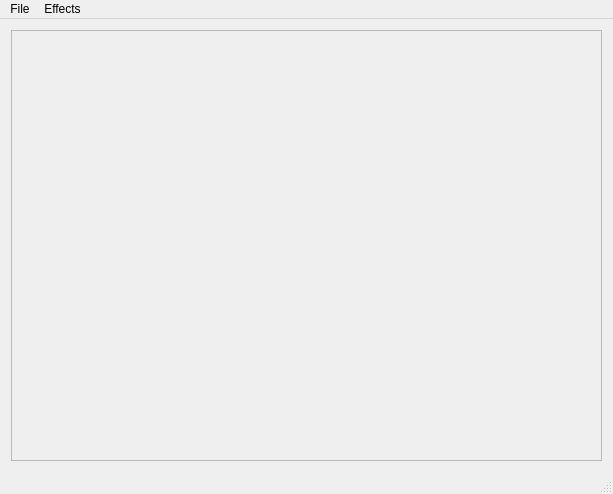
xzatkalik/zadanie, file MyPainter/mypainter.ui: the form before one commit.
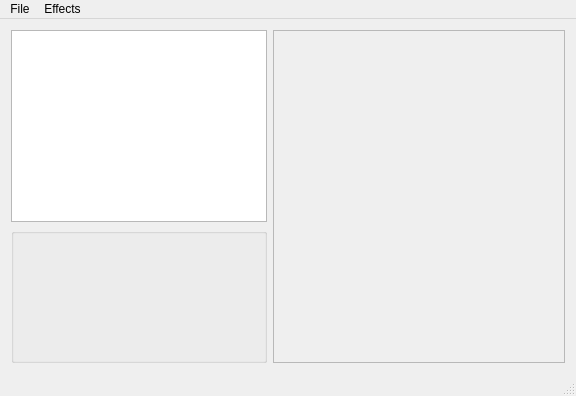
The form after the commit.

```diff
--- a/MyPainter/mypainter.ui
+++ b/MyPainter/mypainter.ui
@@ -6,15 +6,48 @@
    <rect>
     <x>0</x>
     <y>0</y>
-    <width>613</width>
-    <height>494</height>
+    <width>576</width>
+    <height>396</height>
    </rect>
   </property>
   <property name="windowTitle">
    <string>MyPainter</string>
   </property>
   <widget class="QWidget" name="centralWidget">
-   <layout class="QVBoxLayout" name="verticalLayout">
+   <layout class="QHBoxLayout" name="horizontalLayout_2">
+    <item>
+     <layout class="QVBoxLayout" name="verticalLayout_3">
+      <property name="spacing">
+       <number>6</number>
+      </property>
+      <property name="sizeConstraint">
+       <enum>QLayout::SetMinimumSize</enum>
+      </property>
+      <item>
+       <widget class="QListWidget" name="listWidget">
+        <property name="sizePolicy">
+         <sizepolicy hsizetype="Minimum" vsizetype="Minimum">
+          <horstretch>0</horstretch>
+          <verstretch>0</verstretch>
+         </sizepolicy>
+        </property>
+       </widget>
+      </item>
+      <item>
+       <widget class="QGroupBox" name="groupBox">
+        <property name="sizePolicy">
+         <sizepolicy hsizetype="Minimum" vsizetype="Minimum">
+          <horstretch>0</horstretch>
+          <verstretch>0</verstretch>
+         </sizepolicy>
+        </property>
+        <property name="title">
+         <string/>
+        </property>
+       </widget>
+      </item>
+     </layout>
+    </item>
     <item>
      <layout class="QHBoxLayout" name="horizontalLayout">
       <item>
@@ -33,8 +66,8 @@
           <rect>
            <x>0</x>
            <y>0</y>
-           <width>591</width>
-           <height>431</height>
+           <width>290</width>
+           <height>333</height>
           </rect>
          </property>
         </widget>
@@ -49,7 +82,7 @@
     <rect>
      <x>0</x>
      <y>0</y>
-     <width>613</width>
+     <width>576</width>
      <height>21</height>
     </rect>
    </property>
```
Left out of the diff: 17 changed lines with no effect on the pictures.
